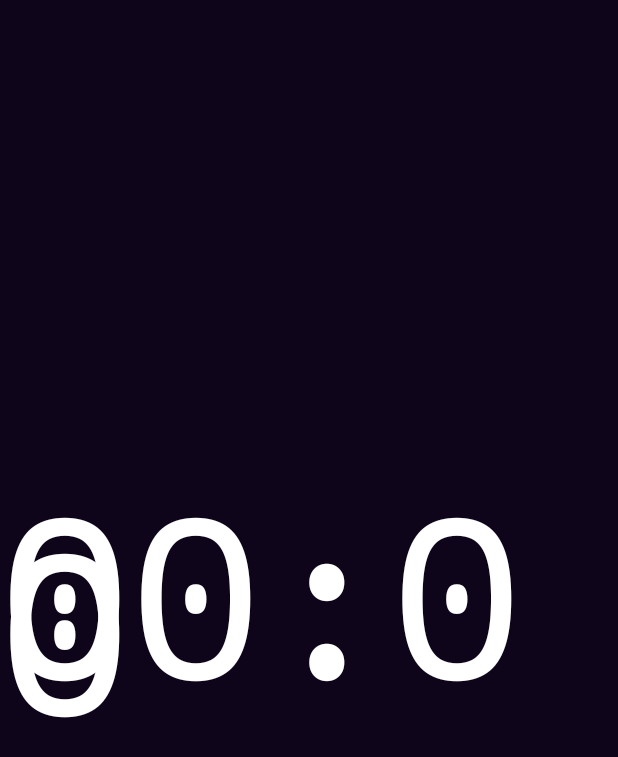
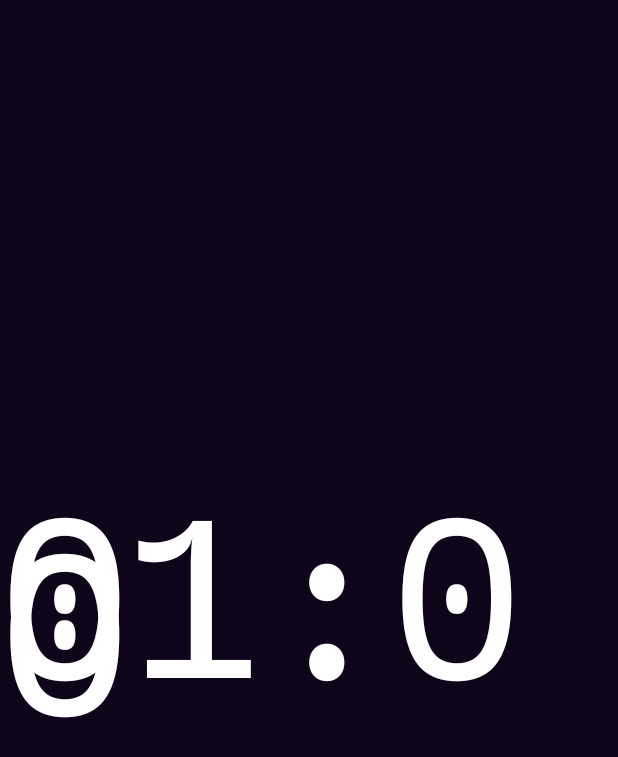
Before and after one commit to jaidensiu/red-squid-dead-squid, an Android app built with Jetpack Compose: the GameScreen screen opened through its navigation route, on a phone screen of 412 x 824 dp. Shown: the top 757 px of the screen. Run offline under Robolectric (Android 15) with nearby library versions, the phone set to English and light mode, and no system bars; our stand-ins replace Compose Multiplatform resources; 1 statement that could not run was skipped.

Commit message:
chore: fixes

```diff
--- a/frontend/composeApp/src/commonMain/kotlin/com/example/squid/data/GameWebSocket.kt
+++ b/frontend/composeApp/src/commonMain/kotlin/com/example/squid/data/GameWebSocket.kt
@@ -5,11 +5,12 @@ package com.example.squid.data
 import com.example.squid.ui.game.GameViewModel
 import com.example.squid.ui.players.Player
 import io.ktor.client.HttpClient
+import io.ktor.client.plugins.websocket.DefaultClientWebSocketSession
 import io.ktor.client.plugins.websocket.webSocketSession
 import io.ktor.client.request.url
 import io.ktor.websocket.Frame
-import io.ktor.websocket.WebSocketSession
 import io.ktor.websocket.readText
+import kotlinx.coroutines.delay
 import kotlinx.serialization.encodeToString
 import kotlinx.serialization.json.Json
 import kotlin.io.encoding.Base64
@@ -19,15 +20,28 @@ class GameWebSocket(
     private val viewModel: GameViewModel,
     private val client: HttpClient
 ) {
-    private var session: WebSocketSession? = null
+    private var session: DefaultClientWebSocketSession? = null
+    private val maxRetries = 3
+    private val retryDelay = 2000L
 
     suspend fun connect() {
-        try {
-            session = client.webSocketSession { url(URL) }
-            listenForMessages()
-        } catch (e: Exception) {
-            e.printStackTrace()
+        var attempt = 0
+        while (attempt < maxRetries) {
+            try {
+                session = client.webSocketSession { url(URL) }
+                if (session != null) {
+                    listenForMessages()
+                    return
+                } else {
+                    println("Failed to establish WebSocket session, retrying...")
+                }
+            } catch (e: Exception) {
+                e.printStackTrace()
+            }
+            attempt++
+            delay(retryDelay)
         }
+        println("Failed to establish WebSocket session after $maxRetries attempts")
     }
 
     private suspend fun listenForMessages() {
@@ -82,7 +96,15 @@ class GameWebSocket(
             data = players.map { Base64.encode(it.image) }
         )
         val jsonMessage = Json.encodeToString(message)
-        session?.outgoing?.send(Frame.Text(jsonMessage))
+        println("GameWebSocket.sendPlayers.session $session")
+        try {
+            session!!.flush()
+            session!!.outgoing.send(Frame.Text(jsonMessage))
+            println("GameWebSocket.sendPlayers Successful")
+        } catch (e: Exception) {
+            e.printStackTrace()
+            println("GameWebSocket.sendPlayers !Successful")
+        }
     }
 
     companion object {
--- a/frontend/composeApp/src/commonMain/kotlin/com/example/squid/ui/game/GameScreen.kt
+++ b/frontend/composeApp/src/commonMain/kotlin/com/example/squid/ui/game/GameScreen.kt
@@ -1,6 +1,7 @@
 package com.example.squid.ui.game
 
-import androidx.compose.foundation.layout.Box
+import androidx.compose.foundation.layout.Arrangement
+import androidx.compose.foundation.layout.Column
 import androidx.compose.foundation.layout.fillMaxSize
 import androidx.compose.material.Text
 import androidx.compose.runtime.Composable
@@ -16,26 +17,27 @@ import androidx.compose.ui.graphics.Color
 import androidx.compose.ui.unit.sp
 import com.example.squid.ui.theme.SevenSegmentFontFamily
 import kotlinx.coroutines.delay
-import kotlinx.datetime.Clock
 import org.koin.compose.viewmodel.koinViewModel
 import kotlin.time.Duration.Companion.seconds
 
 @Composable
 fun GameScreen(viewModel: GameViewModel = koinViewModel()) {
     val state = viewModel.state.collectAsState()
-    var remainingTime by remember { mutableStateOf(value = 0L) }
+    var remainingTime by remember { mutableStateOf(value = 60L) }
 
     LaunchedEffect(state.value.endEpoch) {
-        while (true) {
-            val currentTime = Clock.System.now().epochSeconds
-            remainingTime = state.value.endEpoch?.minus(currentTime) ?: 0L
+        while (state.value.endEpoch != null) {
+//            val currentTime = Clock.System.now().epochSeconds
+//            remainingTime = state.value.endEpoch?.minus(currentTime) ?: 0L
             delay(1.seconds)
+            remainingTime--
         }
     }
 
-    Box(
+    Column(
         modifier = Modifier.fillMaxSize(),
-        contentAlignment = Alignment.Center
+        verticalArrangement = Arrangement.Center,
+        horizontalAlignment = Alignment.CenterHorizontally
     ) {
         val minutes = remainingTime / 60
         val seconds = remainingTime % 60
```
